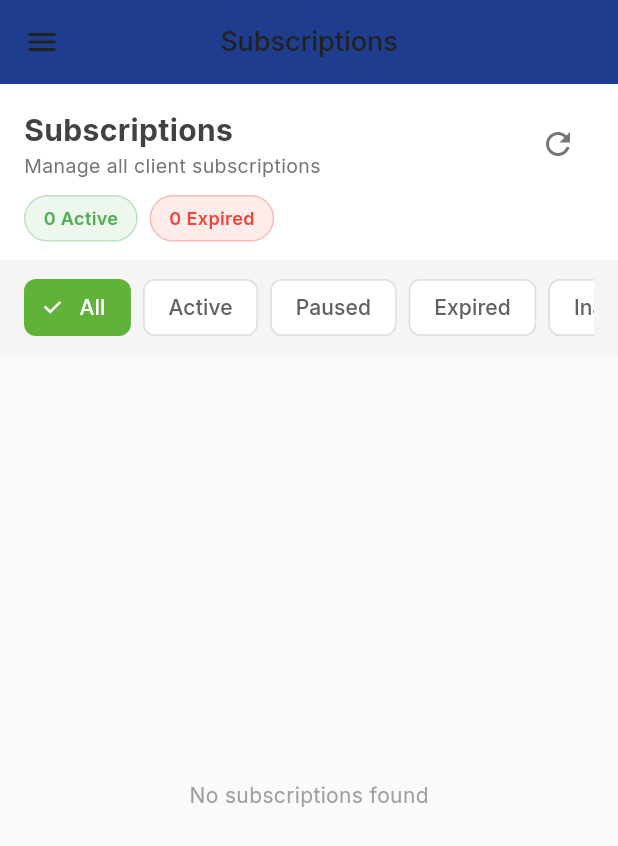
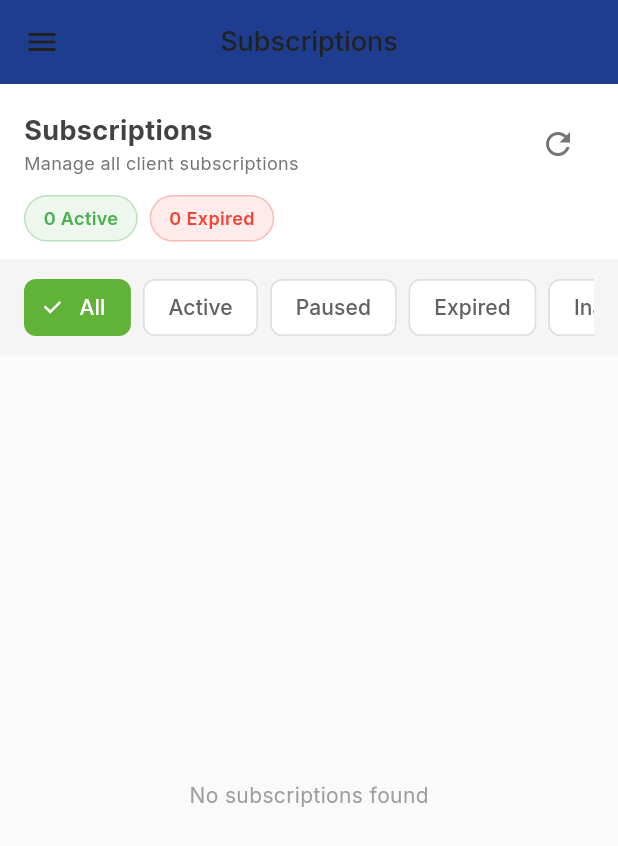
Before and after one commit to vickybh26/dietician_babu, a Flutter app: the SubscriptionsManagement screen opened by its route, on a phone screen of 412 x 824 dp. Shown: the top 846 px of the screen. Run offline on Flutter 3.47's test engine with Material 3 defaults, Android fonts, the light colour scheme and no system bars; our stand-ins replace cached_network_image, cloud_firestore, connectivity_plus, firebase_auth, firebase_core, firebase_storage and 7 more; missing offline and left inert: razorpay_flutter; accounts and stored records are empty.

Commit message:
UI: responsive layout for all screen sizes + TabBar, stat cards, fonts v1.1.0
- Stats card: sizer-based font sizes (sp/w units) scale with screen
- Dashboard: responsive padding, font sizes via sizer
- Client management: TabBar isScrollable + short labels, stat cards Expanded
- Subscriptions: overflow protection on header text
- All screens: TextOverflow.ellipsis on long text

```diff
--- a/lib/presentation/subscriptions_management/subscriptions_management.dart
+++ b/lib/presentation/subscriptions_management/subscriptions_management.dart
@@ -403,12 +403,14 @@ class _SubscriptionsManagementState extends State<SubscriptionsManagement> {
                   children: [
                     Text('Subscriptions',
                         style: GoogleFonts.inter(
-                            fontSize: 20,
+                            fontSize: 18,
                             fontWeight: FontWeight.bold,
                             color: Colors.grey[800])),
                     Text('Manage all client subscriptions',
+                        maxLines: 1,
+                        overflow: TextOverflow.ellipsis,
                         style: GoogleFonts.inter(
-                            fontSize: 13, color: Colors.grey[600])),
+                            fontSize: 12, color: Colors.grey[600])),
                   ],
                 ),
               ),
```
Also changed, not shown: lib/presentation/admin_dashboard_overview/admin_dashboard_overview.dart (+4 -4 lines), lib/presentation/admin_dashboard_overview/widgets/stats_card_widget.dart (+6 -5 lines), lib/presentation/client_management_system/client_management_system.dart (+18 -12 lines).
